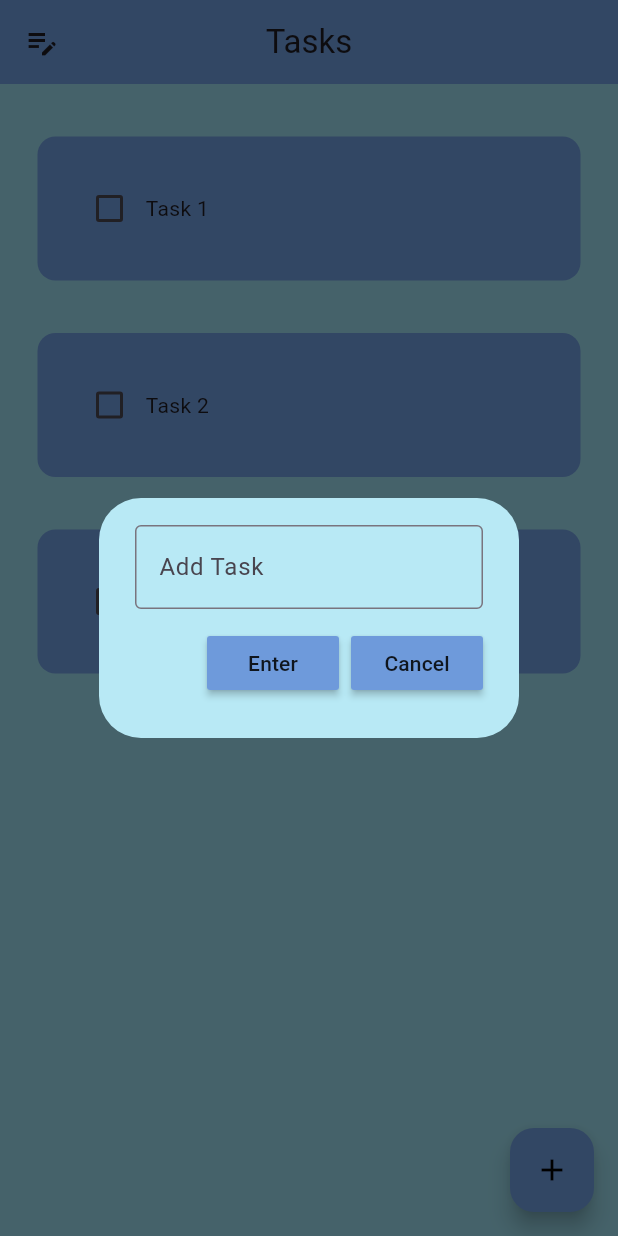
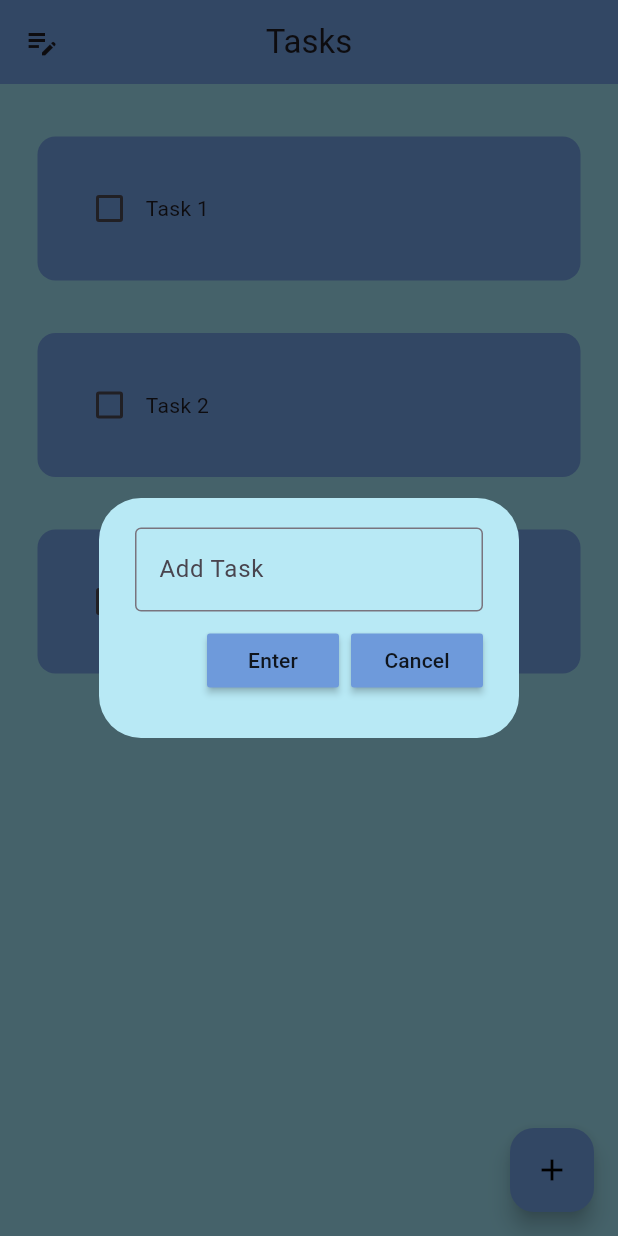
Before and after one commit to Alasfaro/Tasks-App, a Flutter app: the screen it shows after launch, after a tap on the "add" icon, on a phone screen of 412 x 824 dp. Run offline on Flutter 3.47's test engine with Material 3 defaults, Android fonts, the phone set to English and light mode, and no system bars; our stand-ins replace hive_flutter; accounts and stored records are empty.

Commit message:
updated button padding

```diff
--- a/tasks_app/lib/elements/task_content.dart
+++ b/tasks_app/lib/elements/task_content.dart
@@ -51,7 +51,7 @@ class TaskContents extends StatelessWidget {
               ),
             ),
             Padding(
-              padding: EdgeInsets.only(top: 10),
+              padding: EdgeInsets.only(top: 5),
               child: Row(
                 mainAxisAlignment: MainAxisAlignment.end,
                 children: [
--- a/tasks_app/lib/main.dart
+++ b/tasks_app/lib/main.dart
@@ -1,6 +1,6 @@
 import 'package:flutter/material.dart';
 import 'package:hive_flutter/hive_flutter.dart';
-import 'package:tasks_app/home_page.dart';
+import 'home_page.dart';
 
 void main() async {
   await Hive.initFlutter();
```
